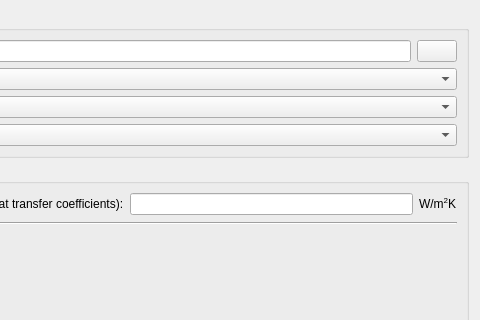
The window that SIM-VICUS/src/SVDBConstructionEditWidget.ui (ghorwin/SIM-VICUS) describes before a commit, drawn with Qt 5; both pictures show x 624 to 1104 and y 0 to 320 of the 1104 by 450 pixel window.
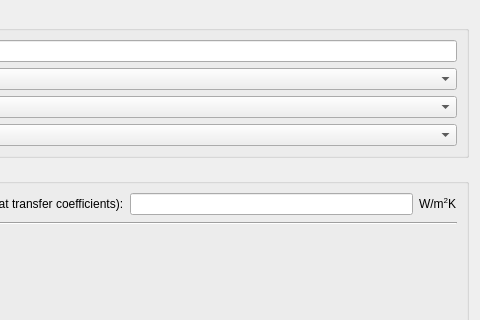
The same window after the commit. Custom widgets are drawn as their Qt base class.

Commit message: Removed unnecessary color property from VICUS::Construction (closes #292)

Diff of the .ui file:
```diff
--- a/SIM-VICUS/src/SVDBConstructionEditWidget.ui
+++ b/SIM-VICUS/src/SVDBConstructionEditWidget.ui
@@ -44,16 +44,6 @@
         <item>
          <widget class="QtExt::LanguageStringEditWidget1" name="lineEditName"/>
         </item>
-        <item>
-         <widget class="QtExt::ColorButton" name="pushButtonColor">
-          <property name="sizePolicy">
-           <sizepolicy hsizetype="Fixed" vsizetype="Fixed">
-            <horstretch>0</horstretch>
-            <verstretch>0</verstretch>
-           </sizepolicy>
-          </property>
-         </widget>
-        </item>
        </layout>
       </item>
       <item row="1" column="0">
@@ -208,11 +198,6 @@
   </layout>
  </widget>
  <customwidgets>
-  <customwidget>
-   <class>QtExt::ColorButton</class>
-   <extends>QPushButton</extends>
-   <header location="global">QtExt_ColorButton.h</header>
-  </customwidget>
   <customwidget>
    <class>QtExt::LanguageStringEditWidget1</class>
    <extends>QLineEdit</extends>
```
The commit also changes 4 other files.
